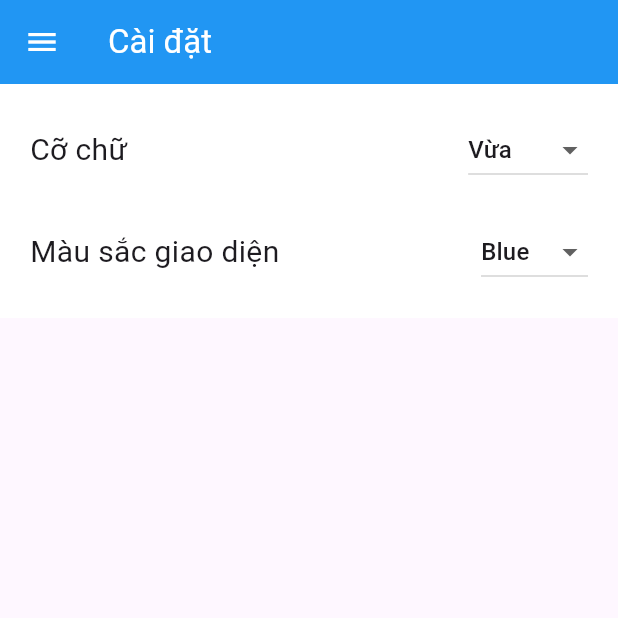
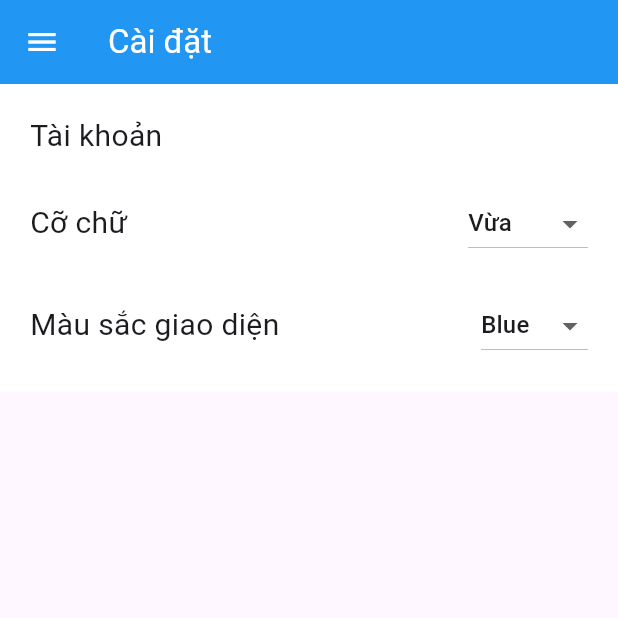
Before and after one commit to AnhNguyen7303/Mobile, a Flutter app: the MyFontSize screen opened by its route, on a phone screen of 412 x 824 dp, the top half of it. Run offline on Flutter 3.47's test engine with Material 3 defaults, Android fonts, the light colour scheme and no system bars; statements that could not run were skipped.

Commit message:
edit 3 Drawer and Profile admin

```diff
--- a/lib/Widgets/components/my_drawer.dart
+++ b/lib/Widgets/components/my_drawer.dart
@@ -29,7 +29,7 @@ class MyDrawer extends StatelessWidget {
                   accountName: const Text('Nguyễn Đức Anh'),
                   accountEmail: const Text('21012478@st.phenikaa-uni.edu.vn'),
                   currentAccountPicture: CircleAvatar(
-                    backgroundImage: AssetImage('images/user2.png'),
+                    backgroundImage: AssetImage('assets/images/user2.png'),
                   ),
                   decoration: BoxDecoration(
                     color: ui.appBarColor,
--- a/lib/Widgets/font_size.dart
+++ b/lib/Widgets/font_size.dart
@@ -23,6 +23,14 @@ class MyFontSize extends StatelessWidget {
               Column(
                 crossAxisAlignment: CrossAxisAlignment.stretch,
                 children: [
+
+                  Text(
+                    "Tài khoản",
+                    style: TextStyle(
+                      fontSize: 20,
+                    ),
+                  ),
+                  SizedBox(height: 20),
                   buildDropdownButton(
                     labelText: "Cỡ chữ",
                     value: ui.strFontSize,
--- a/lib/Widgets/profile.dart
+++ b/lib/Widgets/profile.dart
@@ -92,7 +92,7 @@ class ProfileScreen extends StatelessWidget {
             backgroundColor: ui.appBarColor,
             iconTheme: IconThemeData(color: Colors.white),
             title: Text(
-              "Employee Information",
+              "Thông tin tài khoản",
               style: TextStyle(
                 fontSize: 20,
                 color: Colors.white,
@@ -112,11 +112,14 @@ class ProfileScreen extends StatelessWidget {
                 itemProfile('Name', 'Nguyễn Đức Anh', CupertinoIcons.person),
                 const SizedBox(height: 10),
                 itemProfile('Phone', '0981402765', CupertinoIcons.phone),
+                const SizedBox(height: 10,),
+                itemProfile('Position', 'Quản lý', CupertinoIcons.briefcase_fill),
                 const SizedBox(height: 10),
                 itemProfile('Address', 'Hà Đông', CupertinoIcons.location),
                 const SizedBox(height: 10),
                 itemProfile('Email', '21012478@st.phenikaa-uni.edu.vn', CupertinoIcons.mail),
                 const SizedBox(height: 20,),
+
                 SizedBox(
                   width: double.infinity,
                   child: ElevatedButton(
```
Also changed, not shown: lib/main.dart (+5 -6 lines), lib/models/user_interface.dart (+2 -76 lines).
